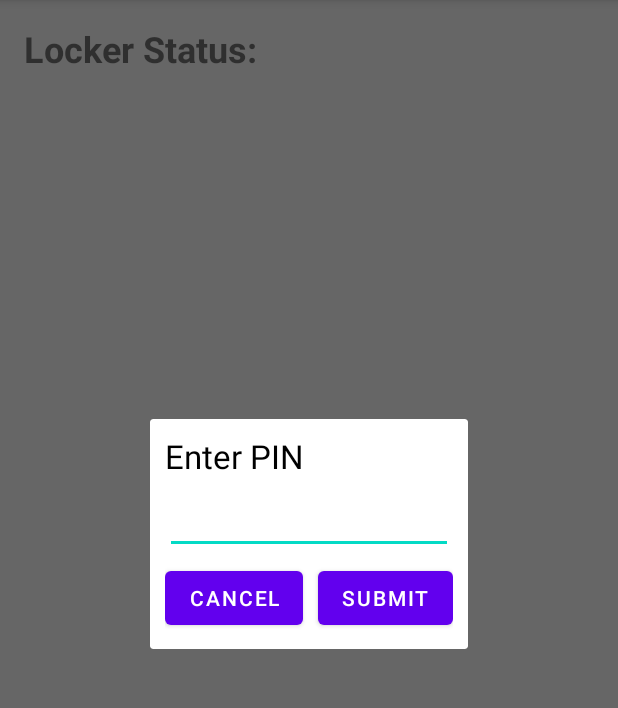
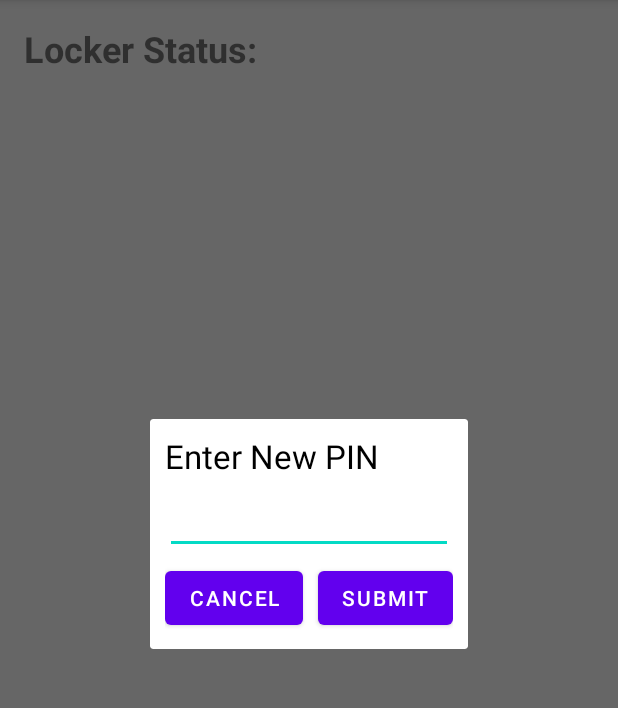
Before and after one commit to agrimsaharia/SmartSafe, an Android app: the screen it shows after launch once a user with an empty profile is signed in (MainActivity), in the options menu, after a tap on "Set/Reset PIN", on a phone screen of 412 x 824 dp, the part 84-792 px from its top. Run offline under Robolectric (Android 15) with nearby library versions, the phone set to English and light mode, and no system bars; our stand-ins replace Firebase (no records; nobody signed in at launch, a user with empty details on screens opened directly).

Commit message:
Deprecated dedicated launchPINDialog and added launchAskPINDialog

```diff
--- a/app/src/main/java/com/example/smartsafe/MainActivity.kt
+++ b/app/src/main/java/com/example/smartsafe/MainActivity.kt
@@ -93,10 +93,10 @@ class MainActivity : AppCompatActivity() {
                 launchHistoryActivity()
             }
             R.id.set_pin -> {
-                launchSetPINDialog()
+                launchAskPINDialog(::setLockPIN, "Enter New PIN")
             }
             R.id.unlock_locker -> {
-                launchUnlockPINDialog()
+                launchAskPINDialog(::unlockLockerFromApp)
             }
             R.id.logout -> {
                 mAuth.signOut()
@@ -108,8 +108,10 @@ class MainActivity : AppCompatActivity() {
 
     private fun unlockLockerFromApp(lockPIN: Int) {
         // TODO : Yet to finalise the process of unlocking mechanism
+        Toast.makeText(baseContext, "Locker Unlocked", Toast.LENGTH_SHORT).show()
     }
 
+    @Deprecated("use launchAskPINDialog instead")
     private fun launchUnlockPINDialog() {
         val dialog = Dialog(this)
         dialog.setContentView(R.layout.ask_pin_dialog)
@@ -131,6 +133,7 @@ class MainActivity : AppCompatActivity() {
         dialog.show()
     }
 
+    @Deprecated("use launchAskPINDialog instead")
     private fun launchSetPINDialog() {
         val dialog = Dialog(this)
         dialog.setContentView(R.layout.ask_pin_dialog)
@@ -138,6 +141,9 @@ class MainActivity : AppCompatActivity() {
         val inputEditText = dialog.findViewById<EditText>(R.id.et_lock_pin)
         val cancelButton = dialog.findViewById<Button>(R.id.cancel)
         val submitButton = dialog.findViewById<Button>(R.id.submit)
+
+        val enterPinTextView = dialog.findViewById<TextView>(R.id.tv_lock_pin)
+        enterPinTextView.text = "Enter New PIN"
 
         cancelButton.setOnClickListener {
             dialog.dismiss()
@@ -147,7 +153,33 @@ class MainActivity : AppCompatActivity() {
             val lockPIN = inputEditText.text.toString().toInt()
             setLockPIN(lockPIN)
             Log.i(TAG, "received pin : $lockPIN")
-            Toast.makeText(baseContext, "PIN Successfully set", Toast.LENGTH_SHORT).show()
+            dialog.dismiss()
+        }
+        dialog.show()
+    }
+
+    private fun launchAskPINDialog(onSubmitCallback : (Int)->Any, dialogText : String? = null) {
+        val dialog = Dialog(this)
+        dialog.setContentView(R.layout.ask_pin_dialog)
+
+        val inputEditText = dialog.findViewById<EditText>(R.id.et_lock_pin)
+        val cancelButton = dialog.findViewById<Button>(R.id.cancel)
+        val submitButton = dialog.findViewById<Button>(R.id.submit)
+
+        if (dialogText != null)
+        {
+            val enterPinTextView = dialog.findViewById<TextView>(R.id.tv_lock_pin)
+            enterPinTextView.text = dialogText
+        }
+
+        cancelButton.setOnClickListener {
+            dialog.dismiss()
+        }
+
+        submitButton.setOnClickListener {
+            val lockPIN = inputEditText.text.toString().toInt()
+            onSubmitCallback(lockPIN)
+            Log.i(TAG, "received pin : $lockPIN")
             dialog.dismiss()
         }
         dialog.show()
@@ -155,8 +187,8 @@ class MainActivity : AppCompatActivity() {
 
     private fun setLockPIN(lockPIN: Int) {
         database.child("PIN").setValue(lockPIN)
+        Toast.makeText(baseContext, "PIN Successfully set", Toast.LENGTH_SHORT).show()
     }
-
 
     private fun createNotificationChannel() {
         val name = getString(R.string.alerts_notification_channel_name)
```
